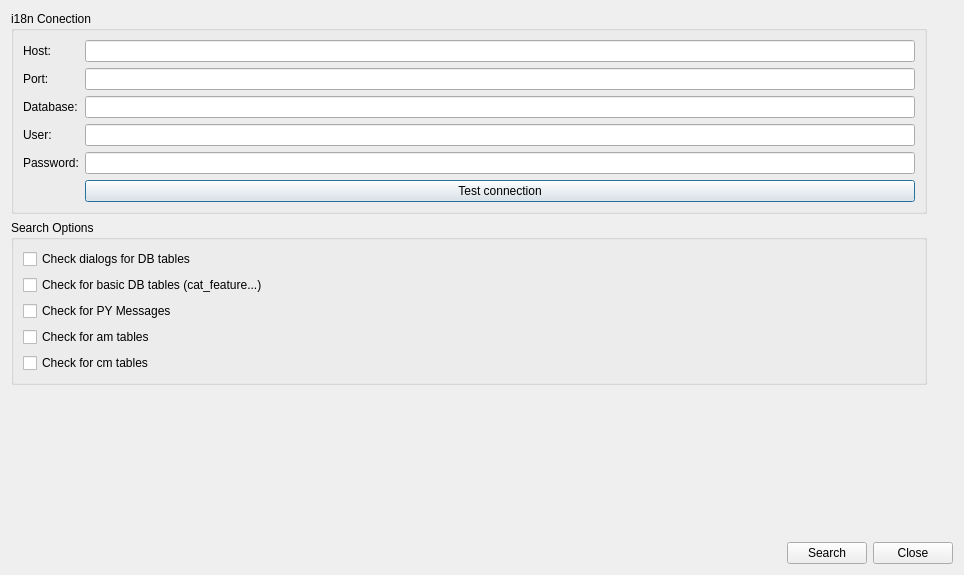
The window that core/ui/admin/admin_i18n_manager.ui (Giswater/giswater_qgis_plugin) describes before a commit, drawn with Qt 5.
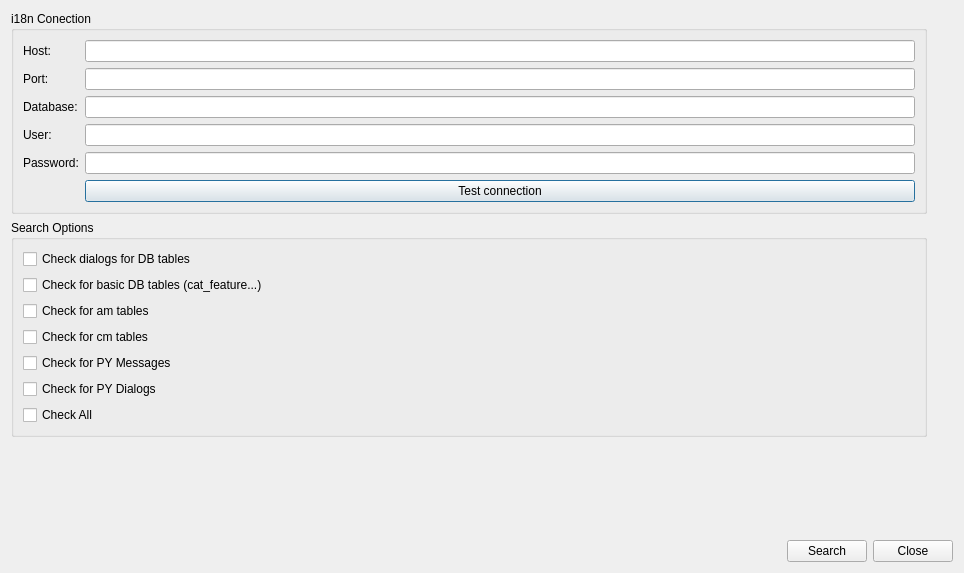
The same window after the commit.

Commit message: fix(i18n): Improve some messages and add comments and debugg messages (log_info) to some i18n programs and functions

```diff
--- a/core/ui/admin/admin_i18n_manager.ui
+++ b/core/ui/admin/admin_i18n_manager.ui
@@ -7,7 +7,7 @@
     <x>0</x>
     <y>0</y>
     <width>964</width>
-    <height>575</height>
+    <height>573</height>
    </rect>
   </property>
   <property name="minimumSize">
@@ -32,13 +32,6 @@
       <string>Search Options</string>
      </property>
      <layout class="QGridLayout" name="gridLayout">
-      <item row="2" column="0">
-       <widget class="QCheckBox" name="chk_py_messages">
-        <property name="text">
-         <string>Check for PY Messages</string>
-        </property>
-       </widget>
-      </item>
       <item row="1" column="0">
        <widget class="QCheckBox" name="chk_for_su_tables">
         <property name="text">
@@ -53,20 +46,41 @@
         </property>
        </widget>
       </item>
-      <item row="3" column="0">
+      <item row="4" column="0">
        <widget class="QCheckBox" name="chk_am_dialogs">
         <property name="text">
          <string>Check for am tables</string>
         </property>
        </widget>
       </item>
-      <item row="4" column="0">
+      <item row="5" column="0">
        <widget class="QCheckBox" name="chk_cm_dialogs">
         <property name="text">
          <string>Check for cm tables</string>
         </property>
        </widget>
       </item>
+      <item row="7" column="0">
+       <widget class="QCheckBox" name="chk_py_dialogs">
+        <property name="text">
+         <string>Check for PY Dialogs</string>
+        </property>
+       </widget>
+      </item>
+      <item row="8" column="0">
+       <widget class="QCheckBox" name="chk_all">
+        <property name="text">
+         <string>Check All</string>
+        </property>
+       </widget>
+      </item>
+      <item row="6" column="0">
+       <widget class="QCheckBox" name="chk_py_messages">
+        <property name="text">
+         <string>Check for PY Messages</string>
+        </property>
+       </widget>
+      </item>
      </layout>
     </widget>
    </item>
```
The commit also changes 4 other files.
